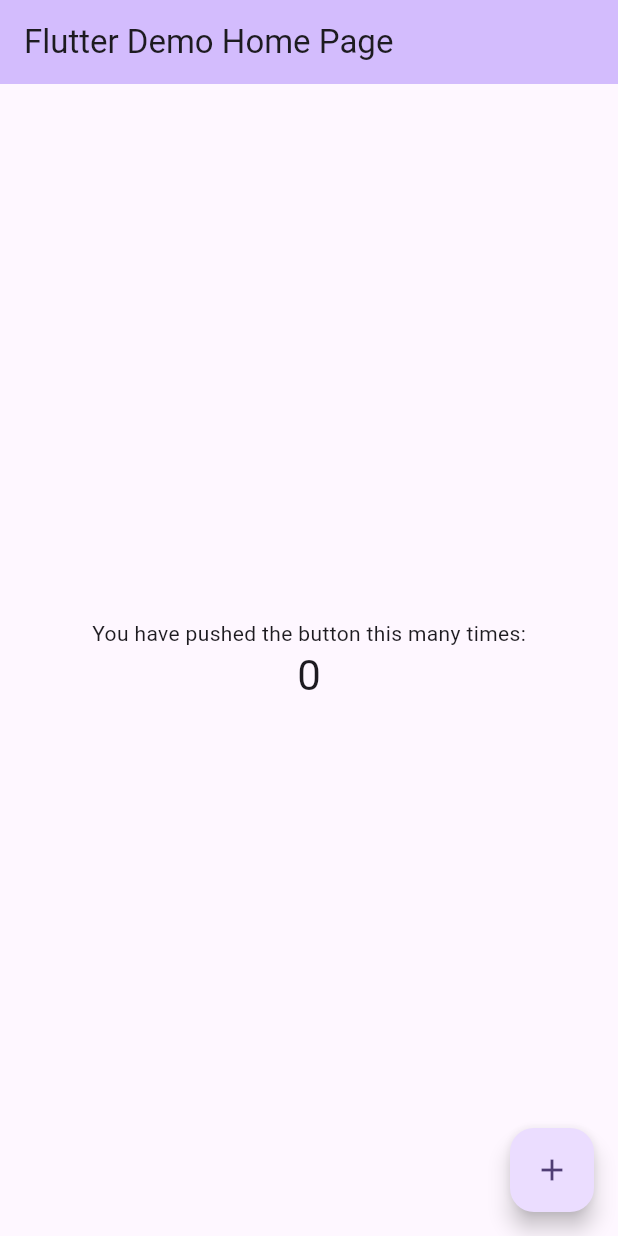
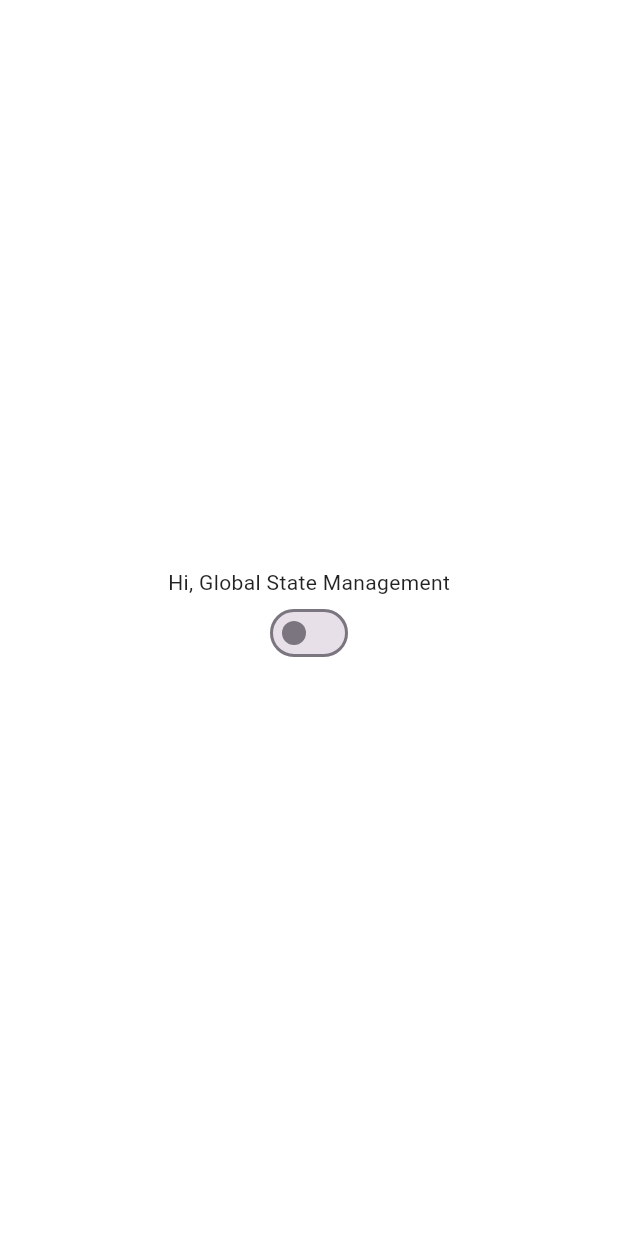
Before and after one commit to fikrihkll/flutter-ftui-materials, a Flutter app: the screen it shows after launch, on a phone screen of 412 x 824 dp. Run offline on Flutter 3.47's test engine with Material 3 defaults, Android fonts, the phone set to English and light mode, and no system bars.

Commit message:
feat: add provider and theme changer

```diff
--- a/lib/main.dart
+++ b/lib/main.dart
@@ -1,125 +1,40 @@
 import 'package:flutter/material.dart';
+import 'package:hello_world/providers/theme_provider.dart';
+import 'package:hello_world/screens/home_page.dart';
+import 'package:provider/provider.dart';
 
 void main() {
-  runApp(const MyApp());
+  runApp(MyApp());
 }
 
 class MyApp extends StatelessWidget {
-  const MyApp({super.key});
 
-  // This widget is the root of your application.
+  MyApp({super.key});
+
   @override
   Widget build(BuildContext context) {
-    return MaterialApp(
-      title: 'Flutter Demo',
-      theme: ThemeData(
-        // This is the theme of your application.
-        //
-        // TRY THIS: Try running your application with "flutter run". You'll see
-        // the application has a blue toolbar. Then, without quitting the app,
-        // try changing the seedColor in the colorScheme below to Colors.green
-        // and then invoke "hot reload" (save your changes or press the "hot
-        // reload" button in a Flutter-supported IDE, or press "r" if you used
-        // the command line to start the app).
-        //
-        // Notice that the counter didn't reset back to zero; the application
-        // state is not lost during the reload. To reset the state, use hot
-        // restart instead.
-        //
-        // This works for code too, not just values: Most code changes can be
-        // tested with just a hot reload.
-        colorScheme: ColorScheme.fromSeed(seedColor: Colors.deepPurple),
-        useMaterial3: true,
-      ),
-      home: const MyHomePage(title: 'Flutter Demo Home Page'),
+    return ChangeNotifierProvider(
+        create: (_) => ThemeProvider(),
+        builder: (context, widget) {
+          ThemeProvider themeProvider = Provider.of<ThemeProvider>(context);
+          return MaterialApp(
+            title: 'Flutter Demo',
+            themeMode: themeProvider.themeMode,
+            darkTheme: ThemeData(
+              colorScheme: ColorScheme
+                  .fromSeed(seedColor: Colors.deepPurple)
+                  .copyWith(background: Colors.black45, onSurface: Colors.white),
+              useMaterial3: true,
+            ),
+            theme: ThemeData(
+              colorScheme: ColorScheme
+                  .fromSeed(seedColor: Colors.deepPurple)
+                  .copyWith(background: Colors.white, onSurface: Colors.black87),
+              useMaterial3: true,
+            ),
+            home: const HomePage(),
+          );
+        }
     );
   }
 }
-
-class MyHomePage extends StatefulWidget {
-  const MyHomePage({super.key, required this.title});
-
-  // This widget is the home page of your application. It is stateful, meaning
-  // that it has a State object (defined below) that contains fields that affect
-  // how it looks.
-
-  // This class is the configuration for the state. It holds the values (in this
-  // case the title) provided by the parent (in this case the App widget) and
-  // used by the build method of the State. Fields in a Widget subclass are
-  // always marked "final".
-
-  final String title;
-
-  @override
-  State<MyHomePage> createState() => _MyHomePageState();
-}
-
-class _MyHomePageState extends State<MyHomePage> {
-  int _counter = 0;
-
-  void _incrementCounter() {
-    setState(() {
-      // This call to setState tells the Flutter framework that something has
-      // changed in this State, which causes it to rerun the build method below
-      // so that the display can reflect the updated values. If we changed
-      // _counter without calling setState(), then the build method would not be
-      // called again, and so nothing would appear to happen.
-      _counter++;
-    });
-  }
-
-  @override
-  Widget build(BuildContext context) {
-    // This method is rerun every time setState is called, for instance as done
-    // by the _incrementCounter method above.
-    //
-    // The Flutter framework has been optimized to make rerunning build methods
-    // fast, so that you can just rebuild anything that needs updating rather
-    // than having to individually change instances of widgets.
-    return Scaffold(
-      appBar: AppBar(
-        // TRY THIS: Try changing the color here to a specific color (to
-        // Colors.amber, perhaps?) and trigger a hot reload to see the AppBar
-        // change color while the other colors stay the same.
-        backgroundColor: Theme.of(context).colorScheme.inversePrimary,
-        // Here we take the value from the MyHomePage object that was created by
-        // the App.build method, and use it to set our appbar title.
-        title: Text(widget.title),
-      ),
-      body: Center(
-        // Center is a layout widget. It takes a single child and positions it
-        // in the middle of the parent.
-        child: Column(
-          // Column is also a layout widget. It takes a list of children and
-          // arranges them vertically. By default, it sizes itself to fit its
-          // children horizontally, and tries to be as tall as its parent.
-          //
-          // Column has various properties to control how it sizes itself and
-          // how it positions its children. Here we use mainAxisAlignment to
-          // center the children vertically; the main axis here is the vertical
-          // axis because Columns are vertical (the cross axis would be
-          // horizontal).
-          //
-          // TRY THIS: Invoke "debug painting" (choose the "Toggle Debug Paint"
-          // action in the IDE, or press "p" in the console), to see the
-          // wireframe for each widget.
-          mainAxisAlignment: MainAxisAlignment.center,
-          children: <Widget>[
-            const Text(
-              'You have pushed the button this many times:',
-            ),
-            Text(
-              '$_counter',
-              style: Theme.of(context).textTheme.headlineMedium,
-            ),
-          ],
-        ),
-      ),
-      floatingActionButton: FloatingActionButton(
-        onPressed: _incrementCounter,
-        tooltip: 'Increment',
-        child: const Icon(Icons.add),
-      ), // This trailing comma makes auto-formatting nicer for build methods.
-    );
-  }
-}
--- /dev/null
+++ b/lib/providers/theme_provider.dart
@@ -0,0 +1,12 @@
+import 'package:flutter/material.dart';
+
+class ThemeProvider extends ChangeNotifier {
+  ThemeMode themeMode = ThemeMode.light;
+
+  bool get isDarkMode => themeMode == ThemeMode.dark;
+
+  void toggleTheme(bool isDark) {
+    themeMode = isDark ? ThemeMode.dark : ThemeMode.light;
+    notifyListeners();
+  }
+}
--- /dev/null
+++ b/lib/screens/home_page.dart
@@ -0,0 +1,37 @@
+import 'package:flutter/material.dart';
+import 'package:hello_world/providers/theme_provider.dart';
+import 'package:provider/provider.dart';
+
+class HomePage extends StatefulWidget {
+  const HomePage({super.key});
+
+  @override
+  State<HomePage> createState() => _HomePageState();
+}
+
+class _HomePageState extends State<HomePage> {
+
+  late ThemeProvider _themeProvider;
+
+  @override
+  Widget build(BuildContext context) {
+    _themeProvider = Provider.of(context);
+    return Scaffold(
+      backgroundColor: Theme.of(context).colorScheme.background,
+      body: Center(
+        child: Column(
+          mainAxisAlignment: MainAxisAlignment.center,
+          children: [
+            const Text("Hi, Global State Management"),
+            Switch(
+                value: _themeProvider.isDarkMode,
+                onChanged: (newValue) {
+                  _themeProvider.toggleTheme(newValue);
+                }
+            )
+          ],
+        ),
+      ),
+    );
+  }
+}
--- a/pubspec.yaml
+++ b/pubspec.yaml
@@ -31,9 +31,7 @@ dependencies:
   flutter:
     sdk: flutter
 
-
-  # The following adds the Cupertino Icons font to your application.
-  # Use with the CupertinoIcons class for iOS style icons.
+  provider: ^6.1.2
   cupertino_icons: ^1.0.2
 
 dev_dependencies:
```
Also changed, not shown: pubspec.lock, 1 other file.
